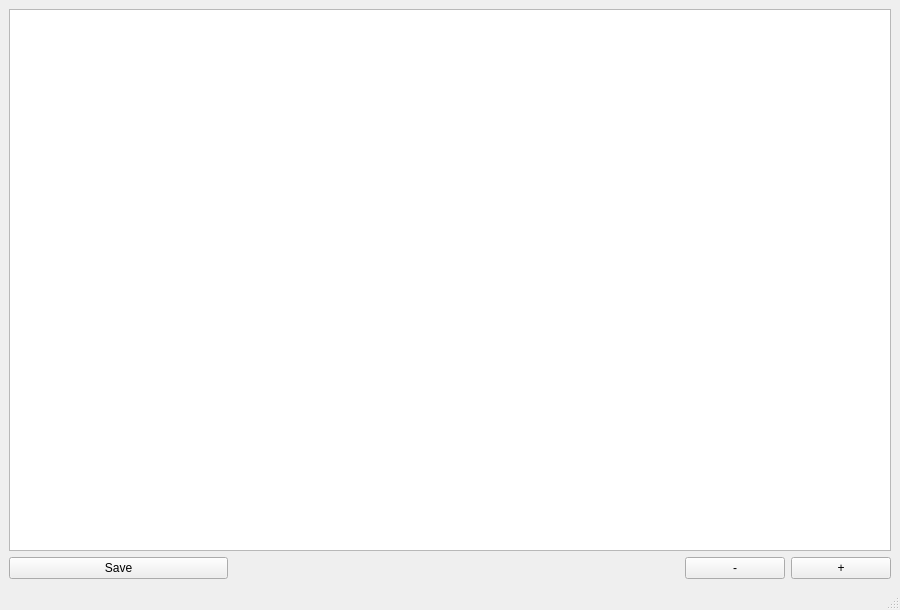
Above: layout/form.ui from alexvobo/SimpleCoinTracker before the change. Below: the same form after it.
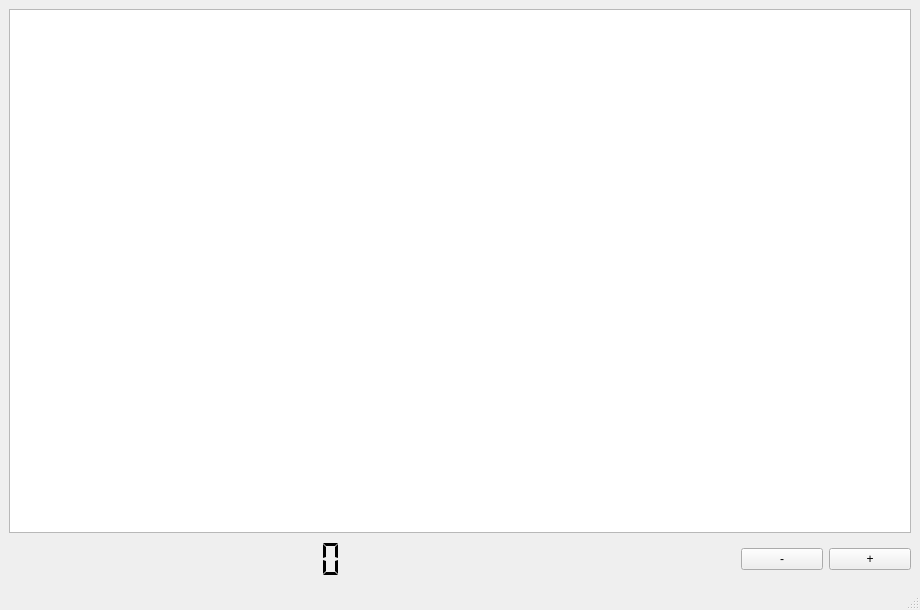
That is the form after the change.

Commit message: Removed save button as we have auto-save, Added portfolio sum in bitcoin instead.

```diff
--- a/layout/form.ui
+++ b/layout/form.ui
@@ -6,25 +6,25 @@
    <rect>
     <x>0</x>
     <y>0</y>
-    <width>900</width>
+    <width>920</width>
     <height>610</height>
    </rect>
   </property>
   <property name="sizePolicy">
-   <sizepolicy hsizetype="Fixed" vsizetype="Fixed">
+   <sizepolicy hsizetype="Preferred" vsizetype="Fixed">
     <horstretch>0</horstretch>
     <verstretch>0</verstretch>
    </sizepolicy>
   </property>
   <property name="minimumSize">
    <size>
-    <width>650</width>
+    <width>920</width>
     <height>610</height>
    </size>
   </property>
   <property name="maximumSize">
    <size>
-    <width>900</width>
+    <width>920</width>
     <height>1000</height>
    </size>
   </property>
@@ -44,8 +44,6 @@
      <verstretch>0</verstretch>
     </sizepolicy>
    </property>
-   <layout class="QGridLayout" name="gridLayout_2">
-    <item row="0" column="0">
      <layout class="QGridLayout" name="gridLayout">
       <item row="0" column="0" colspan="5">
        <widget class="QTableView" name="table">
@@ -72,20 +70,7 @@
         </attribute>
        </widget>
       </item>
-      <item row="1" column="0">
-       <widget class="QPushButton" name="save">
-        <property name="maximumSize">
-         <size>
-          <width>500</width>
-          <height>16777215</height>
-         </size>
-        </property>
-        <property name="text">
-         <string>Save</string>
-        </property>
-       </widget>
-      </item>
-      <item row="1" column="1">
+    <item row="2" column="1">
        <spacer name="horizontalSpacer_2">
         <property name="orientation">
          <enum>Qt::Horizontal</enum>
@@ -101,7 +86,60 @@
         </property>
        </spacer>
       </item>
-      <item row="1" column="2">
+    <item row="2" column="0">
+     <widget class="QLCDNumber" name="lcdNumber">
+      <property name="minimumSize">
+       <size>
+        <width>550</width>
+        <height>40</height>
+       </size>
+      </property>
+      <property name="font">
+       <font>
+        <family>MS Serif</family>
+        <pointsize>18</pointsize>
+        <weight>50</weight>
+        <bold>false</bold>
+        <kerning>true</kerning>
+       </font>
+      </property>
+      <property name="autoFillBackground">
+       <bool>false</bool>
+      </property>
+      <property name="frameShape">
+       <enum>QFrame::NoFrame</enum>
+      </property>
+      <property name="smallDecimalPoint">
+       <bool>false</bool>
+      </property>
+      <property name="digitCount">
+       <number>6</number>
+      </property>
+      <property name="segmentStyle">
+       <enum>QLCDNumber::Flat</enum>
+      </property>
+      <property name="value" stdset="0">
+       <double>0.000000000000000</double>
+      </property>
+      <property name="intValue" stdset="0">
+       <number>0</number>
+      </property>
+     </widget>
+    </item>
+    <item row="2" column="4" alignment="Qt::AlignVCenter">
+     <widget class="QPushButton" name="add">
+      <property name="maximumSize">
+       <size>
+        <width>100</width>
+        <height>50</height>
+       </size>
+      </property>
+      <property name="text">
+       <string>+</string>
+      </property>
+     </widget>
+    </item>
+    <item row="2" column="2">
        <spacer name="horizontalSpacer">
         <property name="orientation">
          <enum>Qt::Horizontal</enum>
@@ -117,7 +155,7 @@
         </property>
        </spacer>
       </item>
-      <item row="1" column="3">
+    <item row="2" column="3" alignment="Qt::AlignVCenter">
        <widget class="QPushButton" name="remove">
         <property name="maximumSize">
          <size>
@@ -130,21 +168,6 @@
         </property>
        </widget>
       </item>
-      <item row="1" column="4">
-       <widget class="QPushButton" name="add">
-        <property name="maximumSize">
-         <size>
-          <width>100</width>
-          <height>50</height>
-         </size>
-        </property>
-        <property name="text">
-         <string>+</string>
-        </property>
-       </widget>
-      </item>
-     </layout>
-    </item>
    </layout>
   </widget>
   <widget class="QMenuBar" name="menubar">
```
Left out of the diff: 4 changed lines with no effect on the pictures. Lines whose indentation alone changed are shown as unchanged. The commit also changes 3 other files.
